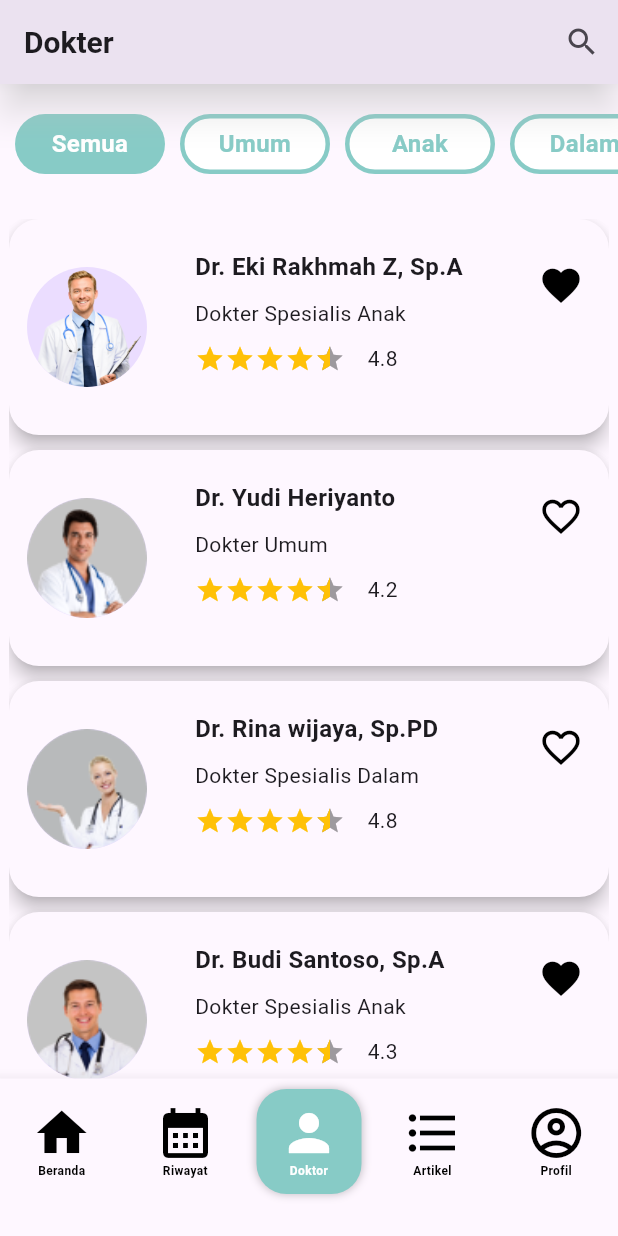
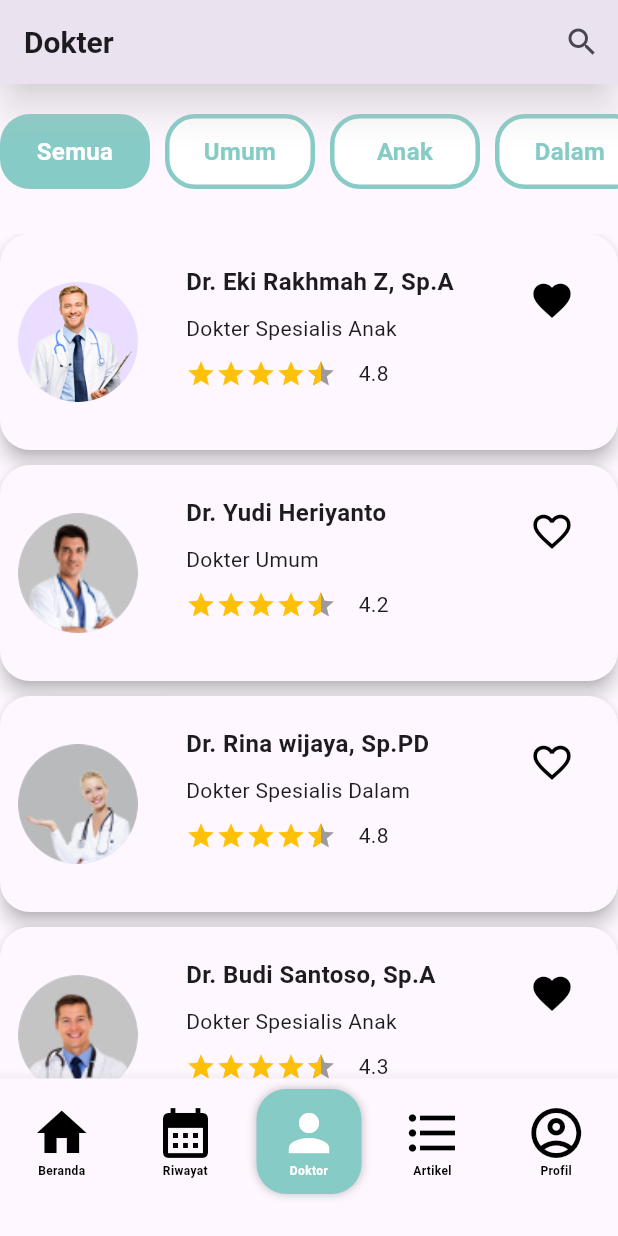
Before and after one commit to shinshARK/medifast, a Flutter app: the daftar_dokter screen opened directly, on a phone screen of 412 x 824 dp. Run offline on Flutter 3.47's test engine with Material 3 defaults, Android fonts, the phone set to English and light mode, and no system bars; drawn by our look-alikes of flutter_rating_bar; our stand-ins replace google_fonts.

Commit message:
fix : ketinggian daftar dokter

```diff
--- a/lib/screens/daftar_dokter.dart
+++ b/lib/screens/daftar_dokter.dart
@@ -69,15 +69,11 @@ class _daftar_dokterState extends State<daftar_dokter> {
         elevation: 10,
         shadowColor: Colors.white,
       ),
-      body: Column(children: [
+      body: Column(children: <Widget>[
         _katagori(),
-        const SizedBox(
-          height: 30,
-        ),
-        SizedBox(
-          width: 400,
-          height: 640,
+        Expanded(
           child: ListView.separated(
+
             itemCount: posisi_data().length,
             itemBuilder: (BuildContext context, int index) {
               return Material(
@@ -205,8 +201,8 @@ class _daftar_dokterState extends State<daftar_dokter> {
 
   Container _katagori() {
     return Container(
-      height: 40,
-      margin: const EdgeInsets.only(top: 20, left: 10),
+      height: 50,
+      margin: const EdgeInsets.only(top: 20,bottom: 30),
       child: ListView.separated(
           scrollDirection: Axis.horizontal,
           itemBuilder: (context, index) => GestureDetector(
```
